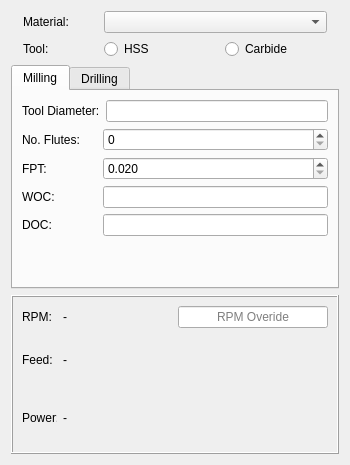
This is PathFeedsAndSpeedsGui.ui in dubstar-04/FeedsAndSpeeds as Qt 5 draws it before an edit. The edited form follows.
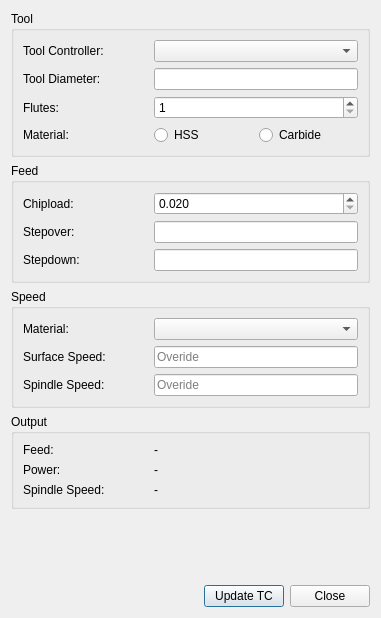
This is the edited form. Custom widgets are drawn as their Qt base class.

What changed in the file:
```diff
--- a/PathFeedsAndSpeedsGui.ui
+++ b/PathFeedsAndSpeedsGui.ui
@@ -6,8 +6,8 @@
    <rect>
     <x>0</x>
     <y>0</y>
-    <width>350</width>
-    <height>465</height>
+    <width>381</width>
+    <height>618</height>
    </rect>
   </property>
   <property name="sizePolicy">
@@ -28,58 +28,442 @@
   <property name="statusTip">
    <string/>
   </property>
-  <layout class="QGridLayout" name="gridLayout_3">
+  <layout class="QGridLayout" name="gridLayout_5">
    <item row="0" column="0">
-    <layout class="QHBoxLayout" name="horizontalLayout_10">
-     <property name="leftMargin">
-      <number>12</number>
+    <widget class="QGroupBox" name="groupBox">
+     <property name="title">
+      <string>Tool</string>
      </property>
-     <property name="topMargin">
-      <number>0</number>
-     </property>
-     <property name="rightMargin">
-      <number>12</number>
-     </property>
-     <item>
-      <widget class="QLabel" name="label">
-       <property name="sizePolicy">
-        <sizepolicy hsizetype="Maximum" vsizetype="Preferred">
-         <horstretch>0</horstretch>
-         <verstretch>0</verstretch>
-        </sizepolicy>
-       </property>
-       <property name="minimumSize">
-        <size>
-         <width>0</width>
-         <height>0</height>
-        </size>
-       </property>
-       <property name="maximumSize">
-        <size>
-         <width>75</width>
-         <height>16777215</height>
-        </size>
-       </property>
-       <property name="text">
-        <string>Material:</string>
-       </property>
-      </widget>
-     </item>
-     <item>
-      <widget class="QComboBox" name="material_CB"/>
-     </item>
-    </layout>
+     <layout class="QGridLayout" name="gridLayout">
+      <item row="0" column="0">
+       <widget class="QLabel" name="label_13">
+        <property name="sizePolicy">
+         <sizepolicy hsizetype="Fixed" vsizetype="Preferred">
+          <horstretch>0</horstretch>
+          <verstretch>0</verstretch>
+         </sizepolicy>
+        </property>
+        <property name="minimumSize">
+         <size>
+          <width>125</width>
+          <height>0</height>
+         </size>
+        </property>
+        <property name="maximumSize">
+         <size>
+          <width>16777215</width>
+          <height>16777215</height>
+         </size>
+        </property>
+        <property name="text">
+         <string>Tool Controller:</string>
+        </property>
+       </widget>
+      </item>
+      <item row="0" column="1">
+       <widget class="QComboBox" name="toolController_CB"/>
+      </item>
+      <item row="1" column="0">
+       <widget class="QLabel" name="label_6">
+        <property name="sizePolicy">
+         <sizepolicy hsizetype="Fixed" vsizetype="Preferred">
+          <horstretch>0</horstretch>
+          <verstretch>0</verstretch>
+         </sizepolicy>
+        </property>
+        <property name="minimumSize">
+         <size>
+          <width>125</width>
+          <height>0</height>
+         </size>
+        </property>
+        <property name="maximumSize">
+         <size>
+          <width>16777215</width>
+          <height>16777215</height>
+         </size>
+        </property>
+        <property name="text">
+         <string>Tool Diameter:</string>
+        </property>
+       </widget>
+      </item>
+      <item row="2" column="0">
+       <widget class="QLabel" name="label_7">
+        <property name="sizePolicy">
+         <sizepolicy hsizetype="Fixed" vsizetype="Preferred">
+          <horstretch>0</horstretch>
+          <verstretch>0</verstretch>
+         </sizepolicy>
+        </property>
+        <property name="minimumSize">
+         <size>
+          <width>125</width>
+          <height>0</height>
+         </size>
+        </property>
+        <property name="maximumSize">
+         <size>
+          <width>16777215</width>
+          <height>16777215</height>
+         </size>
+        </property>
+        <property name="text">
+         <string>Flutes:</string>
+        </property>
+       </widget>
+      </item>
+      <item row="2" column="1">
+       <widget class="QSpinBox" name="flutes_SB">
+        <property name="minimum">
+         <number>1</number>
+        </property>
+       </widget>
+      </item>
+      <item row="3" column="0" colspan="2">
+       <layout class="QHBoxLayout" name="horizontalLayout_9">
+        <property name="leftMargin">
+         <number>0</number>
+        </property>
+        <item>
+         <widget class="QLabel" name="label_2">
+          <property name="sizePolicy">
+           <sizepolicy hsizetype="Maximum" vsizetype="Preferred">
+            <horstretch>0</horstretch>
+            <verstretch>0</verstretch>
+           </sizepolicy>
+          </property>
+          <property name="minimumSize">
+           <size>
+            <width>125</width>
+            <height>0</height>
+           </size>
+          </property>
+          <property name="maximumSize">
+           <size>
+            <width>16777215</width>
+            <height>16777215</height>
+           </size>
+          </property>
+          <property name="text">
+           <string>Material:</string>
+          </property>
+          <property name="alignment">
+           <set>Qt::AlignLeading|Qt::AlignLeft|Qt::AlignVCenter</set>
+          </property>
+         </widget>
+        </item>
+        <item>
+         <widget class="QRadioButton" name="hss_RB">
+          <property name="text">
+           <string>HSS</string>
+          </property>
+         </widget>
+        </item>
+        <item>
+         <widget class="QRadioButton" name="cbd_RB">
+          <property name="text">
+           <string>Carbide</string>
+          </property>
+         </widget>
+        </item>
+       </layout>
+      </item>
+      <item row="1" column="1">
+       <widget class="Gui::InputField" name="toolDia_LE">
+        <property name="sizePolicy">
+         <sizepolicy hsizetype="Preferred" vsizetype="Fixed">
+          <horstretch>0</horstretch>
+          <verstretch>0</verstretch>
+         </sizepolicy>
+        </property>
+        <property name="toolTip">
+         <string>&lt;html&gt;&lt;head/&gt;&lt;body&gt;&lt;p&gt;Positive extends the beginning of the path, negative shortens.&lt;/p&gt;&lt;/body&gt;&lt;/html&gt;</string>
+        </property>
+        <property name="unit" stdset="0">
+         <string notr="true"/>
+        </property>
+       </widget>
+      </item>
+     </layout>
+    </widget>
    </item>
-   <item row="3" column="0">
-    <widget class="QFrame" name="frame">
-     <property name="frameShape">
-      <enum>QFrame::Box</enum>
+   <item row="1" column="0">
+    <widget class="QGroupBox" name="groupBox_2">
+     <property name="title">
+      <string>Feed</string>
      </property>
-     <property name="frameShadow">
-      <enum>QFrame::Raised</enum>
+     <layout class="QGridLayout" name="gridLayout_3">
+      <item row="0" column="0">
+       <widget class="QLabel" name="label_8">
+        <property name="sizePolicy">
+         <sizepolicy hsizetype="Fixed" vsizetype="Preferred">
+          <horstretch>0</horstretch>
+          <verstretch>0</verstretch>
+         </sizepolicy>
+        </property>
+        <property name="minimumSize">
+         <size>
+          <width>125</width>
+          <height>0</height>
+         </size>
+        </property>
+        <property name="maximumSize">
+         <size>
+          <width>16777215</width>
+          <height>16777215</height>
+         </size>
+        </property>
+        <property name="text">
+         <string>Chipload:</string>
+        </property>
+       </widget>
+      </item>
+      <item row="1" column="0">
+       <widget class="QLabel" name="label_9">
+        <property name="sizePolicy">
+         <sizepolicy hsizetype="Fixed" vsizetype="Preferred">
+          <horstretch>0</horstretch>
+          <verstretch>0</verstretch>
+         </sizepolicy>
+        </property>
+        <property name="minimumSize">
+         <size>
+          <width>125</width>
+          <height>0</height>
+         </size>
+        </property>
+        <property name="maximumSize">
+         <size>
+          <width>16777215</width>
+          <height>16777215</height>
+         </size>
+        </property>
+        <property name="text">
+         <string>Stepover:</string>
+        </property>
+       </widget>
+      </item>
+      <item row="1" column="1">
+       <widget class="Gui::InputField" name="WOC_SP">
+        <property name="sizePolicy">
+         <sizepolicy hsizetype="Preferred" vsizetype="Fixed">
+          <horstretch>0</horstretch>
+          <verstretch>0</verstretch>
+         </sizepolicy>
+        </property>
+        <property name="toolTip">
+         <string/>
+        </property>
+        <property name="placeholderText">
+         <string/>
+        </property>
+        <property name="unit" stdset="0">
+         <string notr="true"/>
+        </property>
+       </widget>
+      </item>
+      <item row="2" column="0">
+       <widget class="QLabel" name="label_10">
+        <property name="sizePolicy">
+         <sizepolicy hsizetype="Fixed" vsizetype="Preferred">
+          <horstretch>0</horstretch>
+          <verstretch>0</verstretch>
+         </sizepolicy>
+        </property>
+        <property name="minimumSize">
+         <size>
+          <width>125</width>
+          <height>0</height>
+         </size>
+        </property>
+        <property name="maximumSize">
+         <size>
+          <width>16777215</width>
+          <height>16777215</height>
+         </size>
+        </property>
+        <property name="text">
+         <string>Stepdown:</string>
+        </property>
+       </widget>
+      </item>
+      <item row="2" column="1">
+       <widget class="Gui::InputField" name="DOC_SP">
+        <property name="sizePolicy">
+         <sizepolicy hsizetype="Preferred" vsizetype="Fixed">
+          <horstretch>0</horstretch>
+          <verstretch>0</verstretch>
+         </sizepolicy>
+        </property>
+        <property name="toolTip">
+         <string/>
+        </property>
+        <property name="unit" stdset="0">
+         <string notr="true"/>
+        </property>
+       </widget>
+      </item>
+      <item row="0" column="1">
+       <widget class="QDoubleSpinBox" name="FPT_SB">
+        <property name="decimals">
+         <number>3</number>
+        </property>
+        <property name="minimum">
+         <double>0.020000000000000</double>
+        </property>
+        <property name="maximum">
+         <double>1.500000000000000</double>
+        </property>
+        <property name="singleStep">
+         <double>0.010000000000000</double>
+        </property>
+        <property name="value">
+         <double>0.020000000000000</double>
+        </property>
+       </widget>
+      </item>
+     </layout>
+    </widget>
+   </item>
+   <item row="2" column="0">
+    <widget class="QGroupBox" name="groupBox_3">
+     <property name="title">
+      <string>Speed</string>
      </property>
      <layout class="QGridLayout" name="gridLayout_2">
+      <item row="0" column="0">
+       <widget class="QLabel" name="label">
+        <property name="sizePolicy">
+         <sizepolicy hsizetype="Maximum" vsizetype="Preferred">
+          <horstretch>0</horstretch>
+          <verstretch>0</verstretch>
+         </sizepolicy>
+        </property>
+        <property name="minimumSize">
+         <size>
+          <width>125</width>
+          <height>0</height>
+         </size>
+        </property>
+        <property name="maximumSize">
+         <size>
+          <width>16777215</width>
+          <height>16777215</height>
+         </size>
+        </property>
+        <property name="text">
+         <string>Material:</string>
+        </property>
+       </widget>
+      </item>
+      <item row="0" column="1">
+       <widget class="QComboBox" name="material_CB"/>
+      </item>
       <item row="1" column="0">
+       <widget class="QLabel" name="label_11">
+        <property name="sizePolicy">
+         <sizepolicy hsizetype="Maximum" vsizetype="Preferred">
+          <horstretch>0</horstretch>
+          <verstretch>0</verstretch>
+         </sizepolicy>
+        </property>
+        <property name="minimumSize">
+         <size>
+          <width>125</width>
+          <height>0</height>
+         </size>
+        </property>
+        <property name="maximumSize">
+         <size>
+          <width>16777215</width>
+          <height>16777215</height>
+         </size>
+        </property>
+        <property name="text">
+         <string>Surface Speed:</string>
+        </property>
+        <property name="alignment">
+         <set>Qt::AlignLeading|Qt::AlignLeft|Qt::AlignVCenter</set>
+        </property>
+       </widget>
+      </item>
+      <item row="2" column="0">
+       <widget class="QLabel" name="label_3">
+        <property name="sizePolicy">
+         <sizepolicy hsizetype="Maximum" vsizetype="Preferred">
+          <horstretch>0</horstretch>
+          <verstretch>0</verstretch>
+         </sizepolicy>
+        </property>
+        <property name="minimumSize">
+         <size>
+          <width>125</width>
+          <height>0</height>
+         </size>
+        </property>
+        <property name="maximumSize">
+         <size>
+          <width>16777215</width>
+          <height>16777215</height>
+         </size>
+        </property>
+        <property name="text">
+         <string>Spindle Speed:</string>
+        </property>
+        <property name="alignment">
+         <set>Qt::AlignLeading|Qt::AlignLeft|Qt::AlignVCenter</set>
+        </property>
+       </widget>
+      </item>
+      <item row="1" column="1">
+       <widget class="QLineEdit" name="ss_LE">
+        <property name="sizePolicy">
+         <sizepolicy hsizetype="Preferred" vsizetype="Fixed">
+          <horstretch>0</horstretch>
+          <verstretch>0</verstretch>
+         </sizepolicy>
+        </property>
+        <property name="toolTip">
+         <string>&lt;html&gt;&lt;head/&gt;&lt;body&gt;&lt;p&gt;Positive extends the beginning of the path, negative shortens.&lt;/p&gt;&lt;/body&gt;&lt;/html&gt;</string>
+        </property>
+        <property name="placeholderText">
+         <string>Overide</string>
+        </property>
+        <property name="unit" stdset="0">
+         <string notr="true"/>
+        </property>
+       </widget>
+      </item>
+      <item row="2" column="1">
+       <widget class="QLineEdit" name="rpm_LE">
+        <property name="sizePolicy">
+         <sizepolicy hsizetype="Preferred" vsizetype="Fixed">
+          <horstretch>0</horstretch>
+          <verstretch>0</verstretch>
+         </sizepolicy>
+        </property>
+        <property name="toolTip">
+         <string>&lt;html&gt;&lt;head/&gt;&lt;body&gt;&lt;p&gt;Positive extends the beginning of the path, negative shortens.&lt;/p&gt;&lt;/body&gt;&lt;/html&gt;</string>
+        </property>
+        <property name="placeholderText">
+         <string>Overide</string>
+        </property>
+        <property name="unit" stdset="0">
+         <string notr="true"/>
+        </property>
+       </widget>
+      </item>
+     </layout>
+    </widget>
+   </item>
+   <item row="3" column="0">
+    <widget class="QGroupBox" name="groupBox_4">
+     <property name="title">
+      <string>Output</string>
+     </property>
+     <layout class="QGridLayout" name="gridLayout_4">
+      <item row="0" column="0">
        <layout class="QHBoxLayout" name="horizontalLayout_7">
         <item>
          <widget class="QLabel" name="label_4">
@@ -91,13 +475,13 @@
           </property>
           <property name="minimumSize">
            <size>
-            <width>0</width>
+            <width>125</width>
             <height>0</height>
            </size>
           </property>
           <property name="maximumSize">
            <size>
-            <width>35</width>
+            <width>16777215</width>
             <height>16777215</height>
            </size>
           </property>
@@ -115,62 +499,7 @@
         </item>
        </layout>
       </item>
-      <item row="0" column="1">
-       <widget class="QLineEdit" name="rpm_LE">
-        <property name="maximumSize">
-         <size>
-          <width>150</width>
-          <height>16777215</height>
-         </size>
-        </property>
-        <property name="layoutDirection">
-         <enum>Qt::LeftToRight</enum>
-        </property>
-        <property name="alignment">
-         <set>Qt::AlignCenter</set>
-        </property>
-        <property name="placeholderText">
-         <string>RPM Overide</string>
-        </property>
-       </widget>
-      </item>
-      <item row="0" column="0">
-       <layout class="QHBoxLayout" name="horizontalLayout_6">
-        <item>
-         <widget class="QLabel" name="label_3">
-          <property name="sizePolicy">
-           <sizepolicy hsizetype="Maximum" vsizetype="Preferred">
-            <horstretch>0</horstretch>
-            <verstretch>0</verstretch>
-           </sizepolicy>
-          </property>
-          <property name="minimumSize">
-           <size>
-            <width>0</width>
-            <height>0</height>
-           </size>
-          </property>
-          <property name="maximumSize">
-           <size>
-            <width>35</width>
-            <height>16777215</height>
-           </size>
-          </property>
-          <property name="text">
-           <string>RPM:</string>
-          </property>
-         </widget>
-        </item>
-        <item>
-         <widget class="QLabel" name="rpm_result">
-          <property name="text">
-           <string>-</string>
-          </property>
-         </widget>
-        </item>
-       </layout>
-      </item>
-      <item row="2" column="0">
+      <item row="1" column="0">
        <layout class="QHBoxLayout" name="horizontalLayout_8">
         <item>
          <widget class="QLabel" name="label_5">
@@ -182,13 +511,13 @@
           </property>
           <property name="minimumSize">
            <size>
-            <width>0</width>
+            <width>125</width>
             <height>0</height>
            </size>
           </property>
           <property name="maximumSize">
            <size>
-            <width>35</width>
+            <width>16777215</width>
             <height>16777215</height>
            </size>
           </property>
@@ -206,380 +535,102 @@
         </item>
        </layout>
       </item>
+      <item row="2" column="0">
+       <layout class="QHBoxLayout" name="horizontalLayout_12">
+        <item>
+         <widget class="QLabel" name="label_12">
+          <property name="sizePolicy">
+           <sizepolicy hsizetype="Maximum" vsizetype="Preferred">
+            <horstretch>0</horstretch>
+            <verstretch>0</verstretch>
+           </sizepolicy>
+          </property>
+          <property name="minimumSize">
+           <size>
+            <width>125</width>
+            <height>0</height>
+           </size>
+          </property>
+          <property name="maximumSize">
+           <size>
+            <width>16777215</width>
+            <height>16777215</height>
+           </size>
+          </property>
+          <property name="text">
+           <string>Spindle Speed:</string>
+          </property>
+         </widget>
+        </item>
+        <item>
+         <widget class="QLabel" name="rpm_result">
+          <property name="text">
+           <string>-</string>
+          </property>
+         </widget>
+        </item>
+       </layout>
+      </item>
      </layout>
     </widget>
    </item>
-   <item row="2" column="0">
-    <widget class="QTabWidget" name="tabWidget">
-     <property name="sizePolicy">
-      <sizepolicy hsizetype="Expanding" vsizetype="Preferred">
-       <horstretch>0</horstretch>
-       <verstretch>0</verstretch>
-      </sizepolicy>
+   <item row="4" column="0">
+    <spacer name="verticalSpacer">
+     <property name="orientation">
+      <enum>Qt::Vertical</enum>
      </property>
-     <property name="minimumSize">
+     <property name="sizeHint" stdset="0">
       <size>
-       <width>0</width>
-       <height>0</height>
+       <width>20</width>
+       <height>2</height>
       </size>
      </property>
-     <property name="currentIndex">
-      <number>0</number>
-     </property>
-     <widget class="QWidget" name="tab">
-      <attribute name="title">
-       <string>Milling</string>
-      </attribute>
-      <layout class="QGridLayout" name="gridLayout">
-       <item row="4" column="0">
-        <layout class="QHBoxLayout" name="horizontalLayout_5">
-         <item>
-          <widget class="QLabel" name="label_10">
-           <property name="sizePolicy">
-            <sizepolicy hsizetype="Fixed" vsizetype="Preferred">
-             <horstretch>0</horstretch>
-             <verstretch>0</verstretch>
-            </sizepolicy>
-           </property>
-           <property name="minimumSize">
-            <size>
-             <width>75</width>
-             <height>0</height>
-            </size>
-           </property>
-           <property name="maximumSize">
-            <size>
-             <width>16777215</width>
-             <height>16777215</height>
-            </size>
-           </property>
-           <property name="text">
-            <string>DOC:</string>
-           </property>
-          </widget>
-         </item>
-         <item>
-          <widget class="QLineEdit" name="DOC_SP"/>
-         </item>
-        </layout>
-       </item>
-       <item row="2" column="0">
-        <layout class="QHBoxLayout" name="horizontalLayout_3">
-         <item>
-          <widget class="QLabel" name="label_8">
-           <property name="sizePolicy">
-            <sizepolicy hsizetype="Fixed" vsizetype="Preferred">
-             <horstretch>0</horstretch>
-             <verstretch>0</verstretch>
-            </sizepolicy>
-           </property>
-           <property name="minimumSize">
-            <size>
-             <width>75</width>
-             <height>0</height>
-            </size>
-           </property>
-           <property name="maximumSize">
-            <size>
-             <width>16777215</width>
-             <height>16777215</height>
-            </size>
-           </property>
-           <property name="text">
-            <string>FPT:</string>
-           </property>
-          </widget>
-         </item>
-         <item>
-          <widget class="QDoubleSpinBox" name="FPT_SB">
-           <property name="decimals">
-            <number>3</number>
-           </property>
-           <property name="minimum">
-            <double>0.020000000000000</double>
-           </property>
-           <property name="maximum">
-            <double>1.500000000000000</double>
-           </property>
-           <property name="singleStep">
-            <double>0.010000000000000</double>
-           </property>
-          </widget>
-         </item>
-        </layout>
-       </item>
-       <item row="1" column="0">
-        <layout class="QHBoxLayout" name="horizontalLayout_2">
-         <item>
-          <widget class="QLabel" name="label_7">
-           <property name="sizePolicy">
-            <sizepolicy hsizetype="Fixed" vsizetype="Preferred">
-             <horstretch>0</horstretch>
-             <verstretch>0</verstretch>
-            </sizepolicy>
-           </property>
-           <property name="minimumSize">
-            <size>
-             <width>75</width>
-             <height>0</height>
-            </size>
-           </property>
-           <property name="maximumSize">
-            <size>
-             <width>16777215</width>
-             <height>16777215</height>
-            </size>
-           </property>
-           <property name="text">
-            <string>No. Flutes:</string>
-           </property>
-          </widget>
-         </item>
-         <item>
-          <widget class="QSpinBox" name="flutes_SB"/>
-         </item>
-        </layout>
-       </item>
-       <item row="3" column="0">
-        <layout class="QHBoxLayout" name="horizontalLayout_4">
-         <item>
-          <widget class="QLabel" name="label_9">
-           <property name="sizePolicy">
-            <sizepolicy hsizetype="Fixed" vsizetype="Preferred">
-             <horstretch>0</horstretch>
-             <verstretch>0</verstretch>
-            </sizepolicy>
-           </property>
-           <property name="minimumSize">
-            <size>
-             <width>75</width>
-             <height>0</height>
-            </size>
-           </property>
-           <property name="maximumSize">
-            <size>
-             <width>16777215</width>
-             <height>16777215</height>
-            </size>
-           </property>
-           <property name="text">
-            <string>WOC:</string>
-           </property>
-          </widget>
-         </item>
-         <item>
-          <widget class="QLineEdit" name="WOC_SP">
-           <property name="clearButtonEnabled">
-            <bool>false</bool>
-           </property>
-          </widget>
-         </item>
-        </layout>
-       </item>
-       <item row="0" column="0">
-        <layout class="QHBoxLayout" name="horizontalLayout">
-         <property name="spacing">
-          <number>6</number>
-         </property>
-         <item>
-          <widget class="QLabel" name="label_6">
-           <property name="sizePolicy">
-            <sizepolicy hsizetype="Fixed" vsizetype="Preferred">
-             <horstretch>0</horstretch>
-             <verstretch>0</verstretch>
-            </sizepolicy>
-           </property>
-           <property name="minimumSize">
-            <size>
-             <width>75</width>
-             <height>0</height>
-            </size>
-           </property>
-           <property name="maximumSize">
-            <size>
-             <width>16777215</width>
-             <height>16777215</height>
-            </size>
-           </property>
-           <property name="text">
-            <string>Tool Diameter:</string>
-           </property>
-          </widget>
-         </item>
-         <item>
-          <widget class="QLineEdit" name="toolDia_LE"/>
-         </item>
-        </layout>
-       </item>
-       <item row="5" column="0">
-        <spacer name="verticalSpacer_2">
-         <property name="orientation">
-          <enum>Qt::Vertical</enum>
-         </property>
-         <property name="sizeHint" stdset="0">
-          <size>
-           <width>20</width>
-           <height>40</height>
-          </size>
-         </property>
-        </spacer>
-       </item>
-      </layout>
-     </widget>
-     <widget class="QWidget" name="tab_2">
-      <attribute name="title">
-       <string>Drilling</string>
-      </attribute>
-      <layout class="QGridLayout" name="gridLayout_4">
-       <item row="2" column="0">
-        <spacer name="verticalSpacer">
-         <property name="orientation">
-          <enum>Qt::Vertical</enum>
-         </property>
-         <property name="sizeHint" stdset="0">
-          <size>
-           <width>20</width>
-           <height>40</height>
-          </size>
-         </property>
-        </spacer>
-       </item>
-       <item row="1" column="0">
-        <layout class="QHBoxLayout" name="horizontalLayout_12">
-         <item>
-          <widget class="QLabel" name="label_12">
-           <property name="sizePolicy">
-            <sizepolicy hsizetype="Fixed" vsizetype="Preferred">
-             <horstretch>0</horstretch>
-             <verstretch>0</verstretch>
-            </sizepolicy>
-           </property>
-           <property name="minimumSize">
-            <size>
-             <width>75</width>
-             <height>0</height>
-            </size>
-           </property>
-           <property name="maximumSize">
-            <size>
-             <width>75</width>
-             <height>16777215</height>
-            </size>
-           </property>
-           <property name="text">
-            <string>FPR:</string>
-           </property>
-          </widget>
-         </item>
-         <item>
-          <widget class="QDoubleSpinBox" name="drillFPT_SB">
-           <property name="decimals">
-            <number>3</number>
-           </property>
-           <property name="minimum">
-            <double>0.020000000000000</double>
-           </property>
-           <property name="maximum">
-            <double>1.250000000000000</double>
-           </property>
-           <property name="singleStep">
-            <double>0.010000000000000</double>
-           </property>
-          </widget>
-         </item>
-        </layout>
-       </item>
-       <item row="0" column="0">
-        <layout class="QHBoxLayout" name="horizontalLayout_11">
-         <item>
-          <widget class="QLabel" name="label_11">
-           <property name="sizePolicy">
-            <sizepolicy hsizetype="Preferred" vsizetype="Preferred">
-             <horstretch>0</horstretch>
-             <verstretch>0</verstretch>
-            </sizepolicy>
-           </property>
-           <property name="minimumSize">
-            <size>
-             <width>75</width>
-             <height>0</height>
-            </size>
-           </property>
-           <property name="maximumSize">
-            <size>
-             <width>75</width>
-             <height>16777215</height>
-            </size>
-           </property>
-           <property name="text">
-            <string>Drill Diameter:</string>
-           </property>
-          </widget>
-         </item>
-         <item>
-          <widget class="QLineEdit" name="drillDia_LE"/>
-         </item>
-        </layout>
-       </item>
-       <item row="3" column="0">
-        <widget class="QLabel" name="drilling_notes">
-         <property name="text">
-          <string>-</string>
-         </property>
-         <property name="alignment">
-          <set>Qt::AlignCenter</set>
-         </property>
-         <property name="wordWrap">
-          <bool>true</bool>
-         </property>
-        </widget>
-       </item>
-      </layout>
-     </widget>
-    </widget>
+    </spacer>
    </item>
-   <item row="1" column="0">
-    <layout class="QHBoxLayout" name="horizontalLayout_9">
-     <property name="leftMargin">
-      <number>12</number>
-     </property>
+   <item row="5" column="0">
+    <layout class="QHBoxLayout" name="horizontalLayout_16">
      <item>
-      <widget class="QLabel" name="label_2">
-       <property name="sizePolicy">
-        <sizepolicy hsizetype="Maximum" vsizetype="Preferred">
-         <horstretch>0</horstretch>
-         <verstretch>0</verstretch>
-        </sizepolicy>
+      <spacer name="horizontalSpacer_2">
+       <property name="orientation">
+        <enum>Qt::Horizontal</enum>
        </property>
-       <property name="maximumSize">
+       <property name="sizeHint" stdset="0">
         <size>
-         <width>75</width>
-         <height>16777215</height>
+         <width>40</width>
+         <height>20</height>
         </size>
        </property>
-       <property name="text">
-        <string>Tool:</string>
-       </property>
-      </widget>
+      </spacer>
      </item>
      <item>
-      <widget class="QRadioButton" name="hss_RB">
-       <property name="text">
-        <string>HSS</string>
-       </property>
-      </widget>
-     </item>
-     <item>
-      <widget class="QRadioButton" name="cbd_RB">
-       <property name="text">
-        <string>Carbide</string>
-       </property>
-      </widget>
+      <layout class="QHBoxLayout" name="horizontalLayout_15">
+       <item>
+        <widget class="QPushButton" name="update_PB">
+         <property name="text">
+          <string>Update TC</string>
+         </property>
+        </widget>
+       </item>
+       <item>
+        <widget class="QPushButton" name="close_PB">
+         <property name="text">
+          <string>Close</string>
+         </property>
+        </widget>
+       </item>
+      </layout>
      </item>
     </layout>
    </item>
   </layout>
  </widget>
+ <customwidgets>
+  <customwidget>
+   <class>Gui::InputField</class>
+   <extends>QLineEdit</extends>
+   <header>Gui/InputField.h</header>
+  </customwidget>
+ </customwidgets>
  <tabstops>
   <tabstop>material_CB</tabstop>
   <tabstop>hss_RB</tabstop>
```
Left out of the diff: 9 changed lines with no effect on the pictures.
